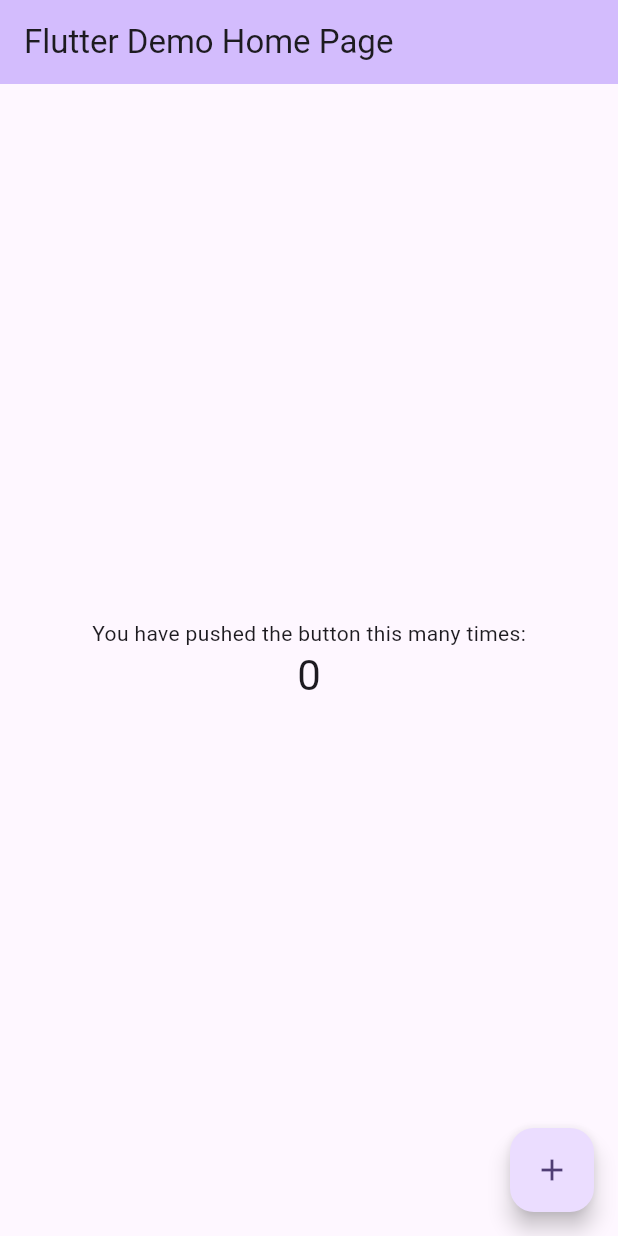
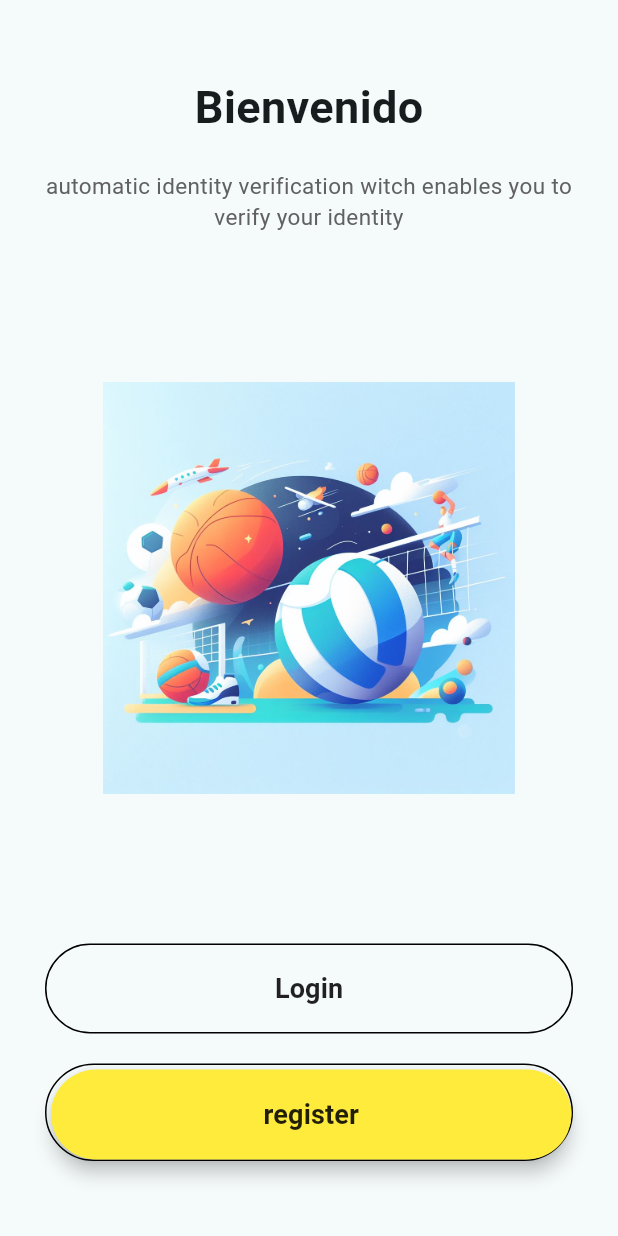
Before and after one commit to juanormo09/sportifyhub-front, a Flutter app: the screen it shows after launch, on a phone screen of 412 x 824 dp. Run offline on Flutter 3.47's test engine with Material 2 defaults, Android fonts, the phone set to English and light mode, and no system bars; our stand-ins replace simple_animations.

Commit message:
Login y registro

```diff
--- /dev/null
+++ b/lib/animations/fadeanimation.dart
@@ -0,0 +1,33 @@
+import 'package:flutter/material.dart';
+import 'package:simple_animations/simple_animations.dart';
+
+class FadeAnimation extends StatelessWidget {
+  final double delay;
+  final Widget child;
+
+  FadeAnimation(this.delay, this.child);
+
+  @override
+  Widget build(BuildContext context) {
+    final tween = MovieTween()
+      ..tween('opacity', Tween(begin: 0.0, end: 1.0),
+          duration: const Duration(milliseconds: 500), curve: Curves.easeIn)
+      ..tween(
+          'translateY',
+          duration: const Duration(milliseconds: 500),
+          Tween(begin: -30.0, end: 0.0),
+          curve: Curves.easeOut);
+
+    return CustomAnimationBuilder(
+        delay: Duration(milliseconds: (500 * delay).round()),
+        duration: tween.duration,
+        tween: tween,
+        child: child,
+        builder: (BuildContext context, Movie value, Widget? child) {
+          return Opacity(
+              opacity: value.get("opacity"),
+              child: Transform.translate(
+                  offset: Offset(0.0, value.get("translateY")), child: child));
+        });
+  }
+}
--- a/lib/main.dart
+++ b/lib/main.dart
@@ -1,125 +1,164 @@
 import 'package:flutter/material.dart';
+import 'package:sportifyhub_front/animations/fadeanimation.dart';
+import 'package:sportifyhub_front/views/login.dart';
+import 'package:sportifyhub_front/views/singup.dart';
 
-void main() {
-  runApp(const MyApp());
-}
+void main() => runApp(const MyApp());
 
 class MyApp extends StatelessWidget {
   const MyApp({super.key});
 
-  // This widget is the root of your application.
   @override
   Widget build(BuildContext context) {
     return MaterialApp(
-      title: 'Flutter Demo',
+      debugShowCheckedModeBanner:
+          false, // Oculta la marca de depuración en la esquina
+      title: 'Material App',
       theme: ThemeData(
-        // This is the theme of your application.
-        //
-        // TRY THIS: Try running your application with "flutter run". You'll see
-        // the application has a blue toolbar. Then, without quitting the app,
-        // try changing the seedColor in the colorScheme below to Colors.green
-        // and then invoke "hot reload" (save your changes or press the "hot
-        // reload" button in a Flutter-supported IDE, or press "r" if you used
-        // the command line to start the app).
-        //
-        // Notice that the counter didn't reset back to zero; the application
-        // state is not lost during the reload. To reset the state, use hot
-        // restart instead.
-        //
-        // This works for code too, not just values: Most code changes can be
-        // tested with just a hot reload.
-        colorScheme: ColorScheme.fromSeed(seedColor: Colors.deepPurple),
           useMaterial3: true,
-      ),
-      home: const MyHomePage(title: 'Flutter Demo Home Page'),
+          brightness: Brightness.light, //
+          colorSchemeSeed: Colors.white),
+      home: const HomePage(),
     );
   }
 }
 
-class MyHomePage extends StatefulWidget {
-  const MyHomePage({super.key, required this.title});
-
-  // This widget is the home page of your application. It is stateful, meaning
-  // that it has a State object (defined below) that contains fields that affect
-  // how it looks.
-
-  // This class is the configuration for the state. It holds the values (in this
-  // case the title) provided by the parent (in this case the App widget) and
-  // used by the build method of the State. Fields in a Widget subclass are
-  // always marked "final".
-
-  final String title;
-
-  @override
-  State<MyHomePage> createState() => _MyHomePageState();
-}
-
-class _MyHomePageState extends State<MyHomePage> {
-  int _counter = 0;
-
-  void _incrementCounter() {
-    setState(() {
-      // This call to setState tells the Flutter framework that something has
-      // changed in this State, which causes it to rerun the build method below
-      // so that the display can reflect the updated values. If we changed
-      // _counter without calling setState(), then the build method would not be
-      // called again, and so nothing would appear to happen.
-      _counter++;
-    });
-  }
+class HomePage extends StatelessWidget {
+  const HomePage({super.key});
 
   @override
   Widget build(BuildContext context) {
-    // This method is rerun every time setState is called, for instance as done
-    // by the _incrementCounter method above.
-    //
-    // The Flutter framework has been optimized to make rerunning build methods
-    // fast, so that you can just rebuild anything that needs updating rather
-    // than having to individually change instances of widgets.
     return Scaffold(
-      appBar: AppBar(
-        // TRY THIS: Try changing the color here to a specific color (to
-        // Colors.amber, perhaps?) and trigger a hot reload to see the AppBar
-        // change color while the other colors stay the same.
-        backgroundColor: Theme.of(context).colorScheme.inversePrimary,
-        // Here we take the value from the MyHomePage object that was created by
-        // the App.build method, and use it to set our appbar title.
-        title: Text(widget.title),
+      body: SafeArea(
+        child: Container(
+          width: double.infinity,
+          height: MediaQuery.of(context).size.height,
+          padding: const EdgeInsets.symmetric(
+              horizontal: 30, vertical: 50), // Margen interno
+          child: Column(
+            mainAxisAlignment: MainAxisAlignment.spaceBetween,
+            crossAxisAlignment: CrossAxisAlignment.center,
+            children: <Widget>[
+              // Sección de bienvenida
+              Column(
+                children: <Widget>[
+                  FadeAnimation(
+                    1,
+                    const Text(
+                      "Bienvenido",
+                      style: TextStyle(
+                        fontWeight: FontWeight.bold,
+                        fontSize: 30,
                       ),
-      body: Center(
-        // Center is a layout widget. It takes a single child and positions it
-        // in the middle of the parent.
-        child: Column(
-          // Column is also a layout widget. It takes a list of children and
-          // arranges them vertically. By default, it sizes itself to fit its
-          // children horizontally, and tries to be as tall as its parent.
-          //
-          // Column has various properties to control how it sizes itself and
-          // how it positions its children. Here we use mainAxisAlignment to
-          // center the children vertically; the main axis here is the vertical
-          // axis because Columns are vertical (the cross axis would be
-          // horizontal).
-          //
-          // TRY THIS: Invoke "debug painting" (choose the "Toggle Debug Paint"
-          // action in the IDE, or press "p" in the console), to see the
-          // wireframe for each widget.
-          mainAxisAlignment: MainAxisAlignment.center,
+                    ),
+                  ),
+                  const SizedBox(
+                    height: 20, // Espacio vertical entre elementos
+                  ),
+                  FadeAnimation(
+                    1.2,
+                    Text(
+                      'automatic identity verification witch enables you to verify your identity',
+                      textAlign: TextAlign.center,
+                      style: TextStyle(
+                        color: Colors.grey[700], // Color de texto gris
+                        fontSize: 15,
+                      ),
+                    ),
+                  )
+                ],
+              ),
+              // Sección de imagen de fondo
+              FadeAnimation(
+                1.4,
+                Container(
+                  height: MediaQuery.of(context).size.height /
+                      3, // Altura relativa a la pantalla
+                  decoration: const BoxDecoration(
+                    image: DecorationImage(
+                      image: AssetImage(
+                          'assets/ilustracion.jpeg'), // Carga la imagen de fondo
+                    ),
+                  ),
+                ),
+              ),
+              // Sección de botones
+              Column(
                 children: <Widget>[
-            const Text(
-              'You have pushed the button this many times:',
+                  FadeAnimation(
+                    1.5,
+                    MaterialButton(
+                      minWidth: double.infinity, // Ancho completo
+                      height: 60, // Altura del botón
+                      onPressed: () {
+                        Navigator.push(
+                            context,
+                            MaterialPageRoute(
+                                builder: (context) =>
+                                    LoginPage())); // Navega a la página de inicio de sesión
+                      },
+                      elevation: 5, // Sombra
+                      shape: RoundedRectangleBorder(
+                        side: BorderSide(color: Colors.black), // Borde negro
+                        borderRadius:
+                            BorderRadius.circular(50), // Borde redondeado
                       ),
-            Text(
-              '$_counter',
-              style: Theme.of(context).textTheme.headlineMedium,
+                      child: const Text(
+                        'Login',
+                        style: TextStyle(
+                            fontWeight: FontWeight.w600,
+                            fontSize: 18), // Estilo del texto
                       ),
+                    ),
+                  ),
+                  const SizedBox(
+                    height: 20, // Espacio vertical entre elementos
+                  ),
+                  FadeAnimation(
+                    1.6,
+                    Container(
+                      padding: const EdgeInsets.only(top: 3, left: 3),
+                      decoration: BoxDecoration(
+                        borderRadius:
+                            BorderRadius.circular(50), // Borde redondeado
+                        border: const Border(
+                          bottom: BorderSide(color: Colors.black),
+                          left: BorderSide(color: Colors.black),
+                          right: BorderSide(color: Colors.black),
+                          top: BorderSide(color: Colors.black),
+                        ),
+                      ),
+                      child: MaterialButton(
+                        minWidth: double.infinity, // Ancho completo
+                        height: 60, // Altura del botón
+                        onPressed: () {
+                          Navigator.push(
+                              context,
+                              MaterialPageRoute(
+                                  builder: (context) =>
+                                      SingUpPage())); // Navega a la página de registro
+                        },
+                        color: Colors.yellow, // Color de fondo del botón
+                        elevation: 5, // Sombra
+                        shape: RoundedRectangleBorder(
+                          borderRadius:
+                              BorderRadius.circular(50), // Borde redondeado
+                        ),
+                        child: const Text(
+                          'register',
+                          style: TextStyle(
+                              fontWeight: FontWeight.w600,
+                              fontSize: 18), // Estilo del texto
+                        ),
+                      ),
+                    ),
+                  )
+                ],
+              )
             ],
           ),
         ),
-      floatingActionButton: FloatingActionButton(
-        onPressed: _incrementCounter,
-        tooltip: 'Increment',
-        child: const Icon(Icons.add),
-      ), // This trailing comma makes auto-formatting nicer for build methods.
+      ),
     );
   }
 }
```
Also changed, not shown: lib/views/login.dart (added, +183 -0 lines), lib/views/singup.dart (added, +168 -0 lines), lib/widgets/textfield.dart (added, +39 -0 lines), pubspec.yaml (+5 -2 lines), assets/ilustracion.jpeg (added), pubspec.lock, 2 other files. Lines whose indentation alone changed are shown as unchanged.
